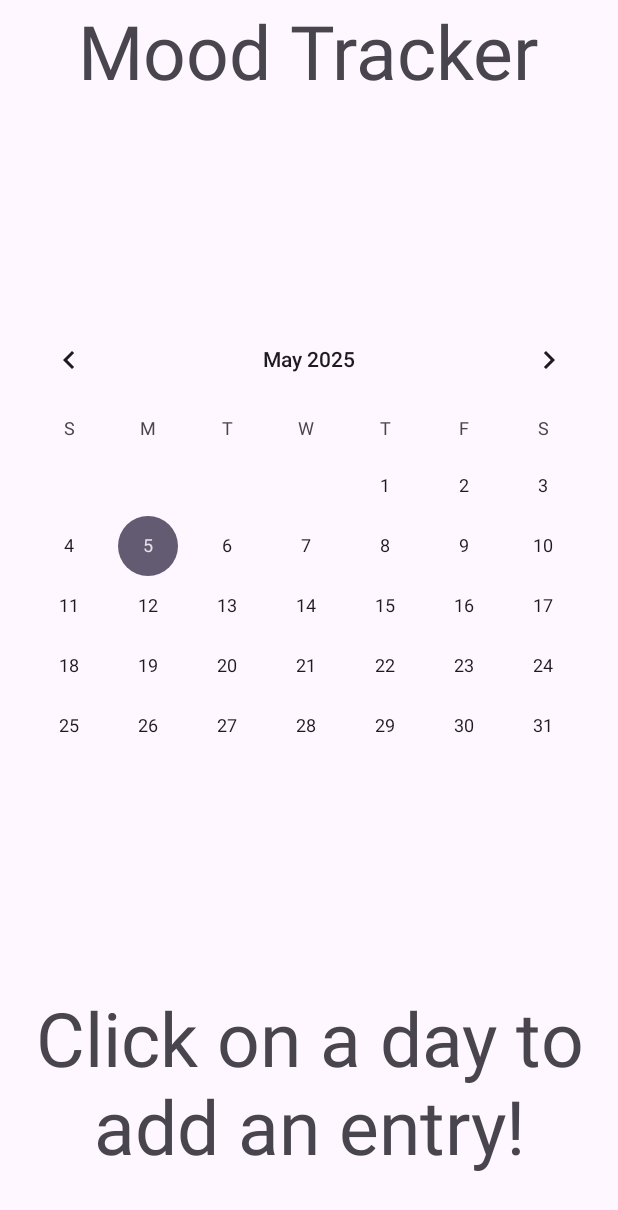
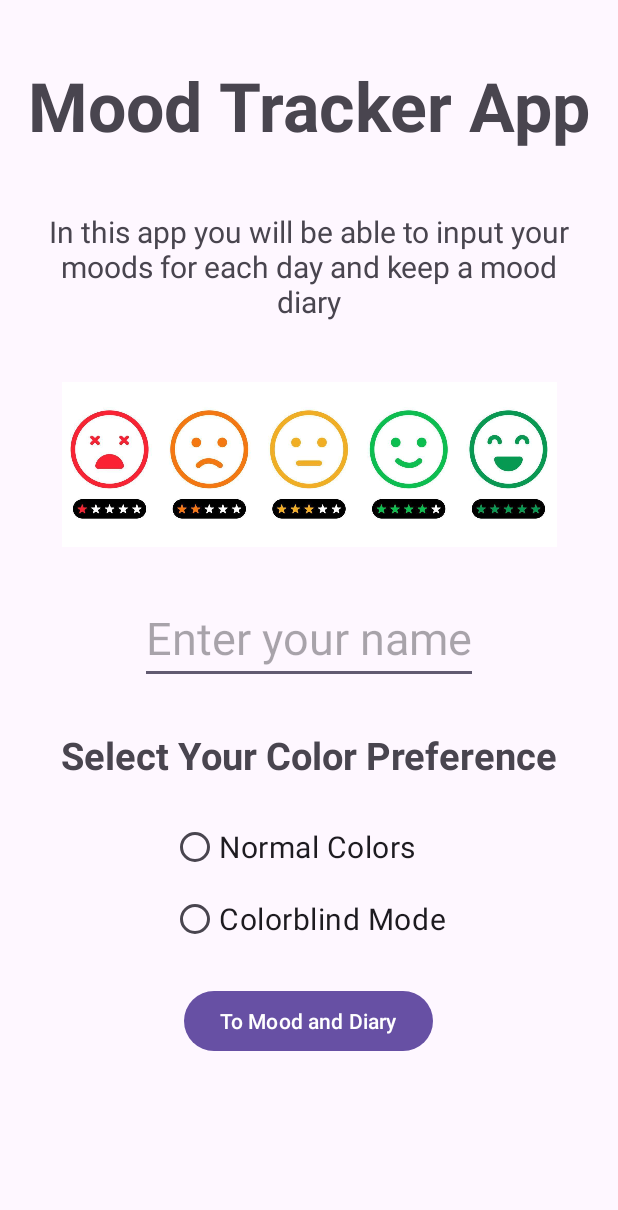
Before and after one commit to Skullking123/Mood-Tracker, an Android app: the screen it shows after launch (MainActivity before the commit, WelcomeActivity after it), on a phone screen of 412 x 824 dp. Shown: the top 1210 px of the screen. Run offline under Robolectric (Android 15) with nearby library versions, the phone set to English and light mode, and no system bars.

Commit message:
Welcome Acirivry code

```diff
--- /dev/null
+++ b/app/src/main/java/com/example/mood_tracker/WelcomeActivity.kt
@@ -0,0 +1,65 @@
+package com.example.mood_tracker
+
+import android.content.Intent
+import android.os.Bundle
+import android.widget.Button
+import android.widget.EditText
+import android.widget.RadioButton
+import android.widget.RadioGroup
+import android.widget.TextView
+import android.widget.Toast
+import androidx.appcompat.app.AppCompatActivity
+
+class WelcomeActivity : AppCompatActivity() {
+    private lateinit var nameInput: EditText
+    private lateinit var radioGroup: RadioGroup
+    private lateinit var warningMessage: TextView
+    private lateinit var continueButton: Button
+
+    override fun onCreate(savedInstanceState: Bundle?) {
+        super.onCreate(savedInstanceState)
+
+        //sets the screen to welcome screen
+        setContentView(R.layout.welcome_screen)
+
+        nameInput = findViewById(R.id.nameEntered)
+        radioGroup = findViewById(R.id.colorModeGroup)
+        warningMessage = findViewById(R.id.warningText)
+        continueButton = findViewById(R.id.continueButton)
+
+        continueButton.setOnClickListener { checkInputs() }
+    }
+
+    //function will validate the form and move to the next view if valid
+    fun checkInputs() {
+        //gets name from nameInput field and trim extra spaces
+        val name = nameInput.text.toString().trim()
+        //gets if of the selected radioButton, if nothing selected, returns 0
+        val selectedId = radioGroup.checkedRadioButtonId
+
+        //sees if the name is not empty that that a color option was clicked
+        if (name.isNotEmpty() && selectedId != -1) {
+            // Save to preferences
+            val selectedRadio = findViewById<RadioButton>(selectedId)
+            //determines the mode where the user either selects normal or colorblind
+            val mode = if (selectedRadio.id == R.id.colorblindOption) "colorblind" else "normal"
+
+            //local persistent data
+            val prefs = getSharedPreferences("user_prefs", MODE_PRIVATE)
+            prefs.edit()
+                .putString("user_name", name)
+                .putString("color_mode", mode)
+                .apply()
+
+            //goes to the next actvity
+            val intent = Intent(this, MainActivity::class.java)
+            startActivity(intent)
+            finish()
+
+        //will display warning message
+        } else {
+            warningMessage.text = "Please enter your name and select a color preference."
+            warningMessage.visibility = TextView.VISIBLE
+        }
+    }
+}
--- a/app/src/main/res/layout/welcome_screen.xml
+++ b/app/src/main/res/layout/welcome_screen.xml
@@ -42,7 +42,7 @@
         android:id="@+id/nameEntered"
         android:hint="Enter your name"
         android:layout_centerHorizontal="true"
-        android:layout_marginTop="40dp"
+        android:layout_marginTop="30dp"
         android:textSize="30dp"
         />
     <TextView
@@ -53,7 +53,7 @@
         android:layout_below="@id/nameEntered"
         android:layout_centerHorizontal="true"
         android:textSize="25dp"
-        android:layout_marginTop="40dp"
+        android:layout_marginTop="30dp"
         android:textStyle="bold"/>
 
     <RadioGroup
@@ -83,10 +83,20 @@
         android:layout_width="wrap_content"
         android:layout_height="wrap_content"
         android:layout_below="@+id/colorModeGroup"
-        android:id="@+id/welcomeButton"
+        android:id="@+id/continueButton"
         android:layout_centerHorizontal="true"
-        android:layout_marginTop="40dp"
+        android:layout_marginTop="20dp"
         android:text="To Mood and Diary"
         />
+    <TextView
+        android:id="@+id/warningText"
+        android:layout_width="wrap_content"
+        android:layout_height="wrap_content"
+        android:layout_below="@+id/continueButton"
+        android:textColor="#FF0000"
+        android:visibility="gone"
+        android:layout_centerHorizontal="true"
+        android:textSize="15dp"
+        android:layout_marginTop="10dp"/>
 
 </RelativeLayout>
```
Also changed, not shown: app/src/main/AndroidManifest.xml (+12 -3 lines).
